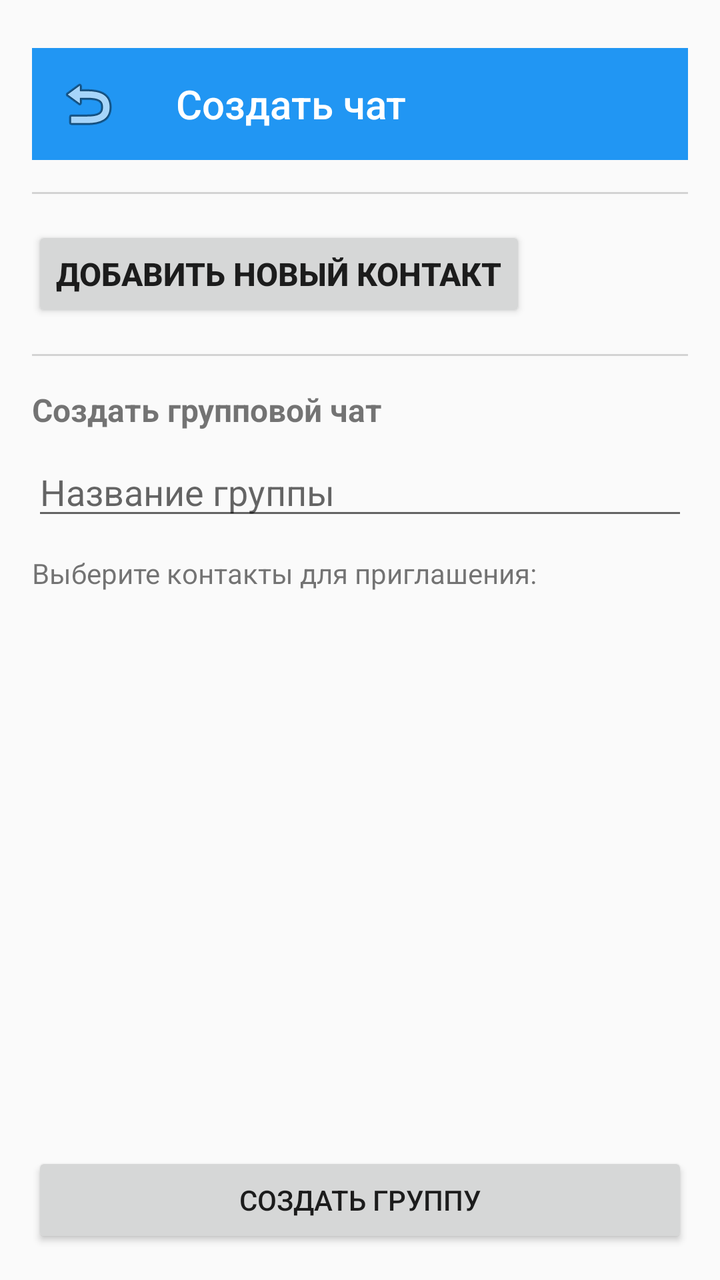
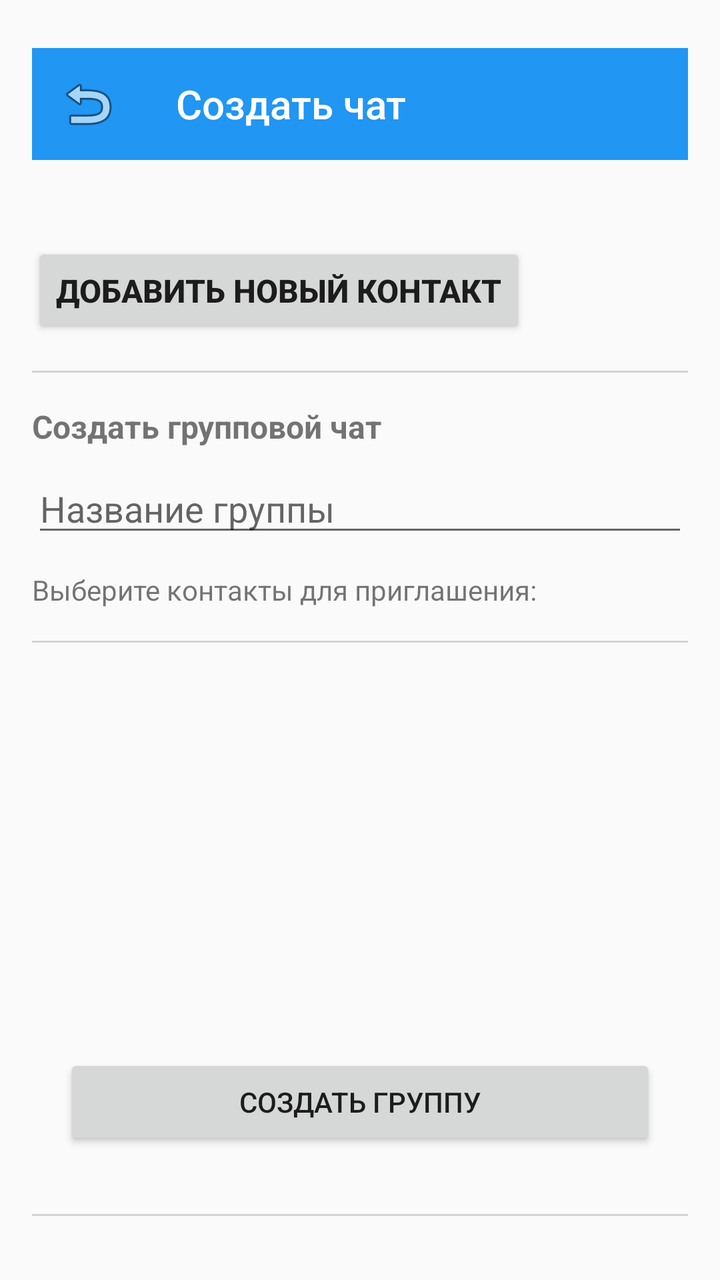

Before-and-after screenshots of an Android layout around one commit, followed by the original layout XML and the change that was made.
<!-- AndroidManifest.xml: activity theme Theme.AppCompat.Light.NoActionBar -->
<!-- res/layout/activity_create_chat.xml -->
<?xml version="1.0" encoding="utf-8"?>
<LinearLayout
    xmlns:android="http://schemas.android.com/apk/res/android"
    android:layout_width="match_parent"
    android:layout_height="match_parent"
    android:orientation="vertical"
    android:padding="16dp">

    

    <LinearLayout
        android:layout_width="match_parent"
        android:layout_height="wrap_content"
        android:orientation="horizontal"
        android:layout_marginTop="8dp">

        
        <Toolbar
            android:id="@+id/toolbarCreateChat"
            android:layout_width="match_parent"
            android:layout_height="56dp"
            android:background="#2196F3"
            android:titleTextColor="#FFFFFF"
            android:title="Создать чат"
            android:navigationIcon="@android:drawable/ic_menu_revert" />

        <EditText
            android:id="@+id/editTextContactId"
            android:layout_width="0dp"
            android:layout_height="wrap_content"
            android:layout_weight="1"
            android:hint="ID пользователя или телефон"
            android:inputType="text"
            android:importantForAutofill="no" />

        <Button
            android:id="@+id/buttonAddContact"
            android:layout_width="wrap_content"
            android:layout_height="wrap_content"
            android:text="Добавить" />
    </LinearLayout>

    <View
        android:layout_width="match_parent"
        android:layout_height="1dp"
        android:layout_marginVertical="16dp"
        android:background="#D3D3D3" />

    <Button
        android:id="@+id/buttonViewContactTitle"
        android:layout_width="wrap_content"
        android:layout_height="wrap_content"
        android:text="Добавить новый контакт"
        android:textSize="16sp"
        android:textStyle="bold" />

    
    <View
        android:id="@+id/view"
        android:layout_width="match_parent"
        android:layout_height="1dp"
        android:layout_marginVertical="16dp"
        android:background="#D3D3D3" />

    <TextView
        android:id="@+id/textViewGroupTitle"
        android:layout_width="wrap_content"
        android:layout_height="wrap_content"
        android:text="Создать групповой чат"
        android:textStyle="bold"
        android:textSize="16sp" />

    <EditText
        android:id="@+id/editTextGroupName"
        android:layout_width="match_parent"
        android:layout_height="wrap_content"
        android:hint="Название группы"
        android:inputType="text"
        android:layout_marginTop="8dp"
        android:importantForAutofill="no" />


    <TextView
        android:id="@+id/textViewSelectContactsTitle"
        android:layout_width="wrap_content"
        android:layout_height="wrap_content"
        android:text="Выберите контакты для приглашения:"
        android:layout_marginTop="12dp"
        android:textSize="14sp" />

    
    <androidx.recyclerview.widget.RecyclerView
        android:id="@+id/recyclerViewSelectContacts"
        android:layout_width="match_parent"
        android:layout_height="0dp"
        android:layout_weight="1"
        android:layout_marginTop="8dp" />

    <Button
        android:id="@+id/buttonCreateGroup"
        android:layout_width="match_parent"
        android:layout_height="wrap_content"
        android:text="Создать группу"
        android:layout_marginTop="8dp" />

</LinearLayout>
<!-- resources referenced by this layout -->
<resources>

</resources>

<!-- the commit's change to res/layout/activity_create_chat.xml (unified diff, before → after) -->
@@ -11,7 +11,7 @@
     <LinearLayout
         android:layout_width="match_parent"
         android:layout_height="wrap_content"
-        android:orientation="horizontal"
+        android:orientation="vertical"
         android:layout_marginTop="8dp">
 
         
@@ -34,11 +34,51 @@
             android:importantForAutofill="no" />
 
         <Button
-            android:id="@+id/buttonAddContact"
+            android:id="@+id/buttonViewContactTitle"
             android:layout_width="wrap_content"
             android:layout_height="wrap_content"
-            android:text="Добавить" />
+            android:text="Добавить новый контакт"
+            android:textSize="16sp"
+            android:textStyle="bold" />
+
+        <View
+            android:id="@+id/view"
+            android:layout_width="match_parent"
+            android:layout_height="1dp"
+            android:layout_marginVertical="16dp"
+            android:background="#D3D3D3" />
+
+        <TextView
+            android:id="@+id/textViewGroupTitle"
+            android:layout_width="wrap_content"
+            android:layout_height="wrap_content"
+            android:text="Создать групповой чат"
+            android:textSize="16sp"
+            android:textStyle="bold" />
+
+        
+
+
+
+
     </LinearLayout>
+
+    <EditText
+        android:id="@+id/editTextGroupName"
+        android:layout_width="match_parent"
+        android:layout_height="wrap_content"
+        android:layout_marginTop="8dp"
+        android:hint="Название группы"
+        android:importantForAutofill="no"
+        android:inputType="text" />
+
+    <TextView
+        android:id="@+id/textViewSelectContactsTitle"
+        android:layout_width="wrap_content"
+        android:layout_height="wrap_content"
+        android:layout_marginTop="12dp"
+        android:text="Выберите контакты для приглашения:"
+        android:textSize="14sp" />
 
     <View
         android:layout_width="match_parent"
@@ -46,47 +86,8 @@
         android:layout_marginVertical="16dp"
         android:background="#D3D3D3" />
 
-    <Button
-        android:id="@+id/buttonViewContactTitle"
-        android:layout_width="wrap_content"
-        android:layout_height="wrap_content"
-        android:text="Добавить новый контакт"
-        android:textSize="16sp"
-        android:textStyle="bold" />
+    
 
-    
-    <View
-        android:id="@+id/view"
-        android:layout_width="match_parent"
-        android:layout_height="1dp"
-        android:layout_marginVertical="16dp"
-        android:background="#D3D3D3" />
-
-    <TextView
-        android:id="@+id/textViewGroupTitle"
-        android:layout_width="wrap_content"
-        android:layout_height="wrap_content"
-        android:text="Создать групповой чат"
-        android:textStyle="bold"
-        android:textSize="16sp" />
-
-    <EditText
-        android:id="@+id/editTextGroupName"
-        android:layout_width="match_parent"
-        android:layout_height="wrap_content"
-        android:hint="Название группы"
-        android:inputType="text"
-        android:layout_marginTop="8dp"
-        android:importantForAutofill="no" />
-
-
-    <TextView
-        android:id="@+id/textViewSelectContactsTitle"
-        android:layout_width="wrap_content"
-        android:layout_height="wrap_content"
-        android:text="Выберите контакты для приглашения:"
-        android:layout_marginTop="12dp"
-        android:textSize="14sp" />
 
     
     <androidx.recyclerview.widget.RecyclerView
@@ -99,8 +100,16 @@
     <Button
         android:id="@+id/buttonCreateGroup"
         android:layout_width="match_parent"
-        android:layout_height="wrap_content"
-        android:text="Создать группу"
-        android:layout_marginTop="8dp" />
+        android:layout_height="48dp"
+        android:layout_margin="16dp"
+        android:text="Создать группу" />
+
+    <View
+        android:id="@+id/view2"
+        android:layout_width="match_parent"
+        android:layout_height="1dp"
+        android:layout_marginVertical="16dp"
+        android:background="#D3D3D3" />
+
 
 </LinearLayout>
